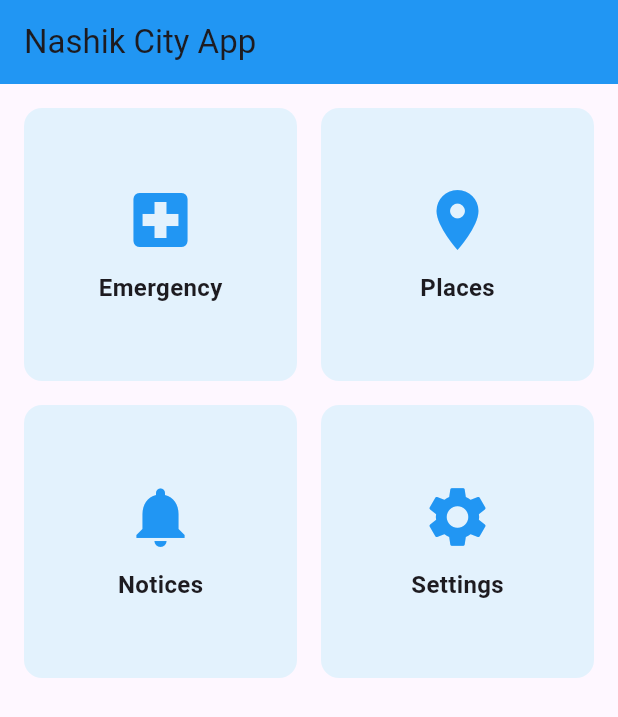
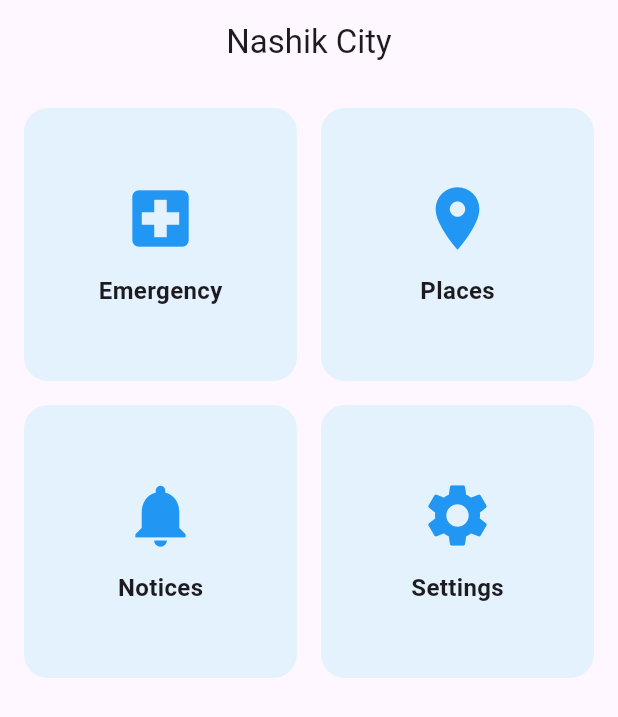
Before and after one commit to blackyy26/nashik_city_app_v2, a Flutter app: the screen it shows after launch, on a phone screen of 412 x 824 dp. Shown: the top 717 px of the screen. Run offline on Flutter 3.47's test engine with Material 3 defaults, Android fonts, the phone set to English and light mode, and no system bars; our stand-ins replace go_router; missing offline and left inert: adaptive_navigation.

Commit message:
Update home_screen.dart

```diff
--- a/lib/screens/home_screen.dart
+++ b/lib/screens/home_screen.dart
@@ -1,5 +1,4 @@
 import 'package:flutter/material.dart';
-import 'emergency_screen.dart';
 
 class HomeScreen extends StatelessWidget {
   const HomeScreen({super.key});
@@ -8,75 +7,47 @@ class HomeScreen extends StatelessWidget {
   Widget build(BuildContext context) {
     return Scaffold(
       appBar: AppBar(
-        title: const Text('Nashik City App'),
-        backgroundColor: Colors.blue,
+        title: const Text('Nashik City'),
+        centerTitle: true,
       ),
       body: GridView.count(
         padding: const EdgeInsets.all(16),
         crossAxisCount: 2,
         crossAxisSpacing: 16,
         mainAxisSpacing: 16,
-        children: [
-          HomeItem(
-            title: 'Emergency',
-            icon: Icons.local_hospital,
-            onTap: () {
-              Navigator.push(
-                context,
-                MaterialPageRoute(
-                  builder: (context) => const EmergencyScreen(),
-                ),
-              );
-            },
-          ),
-          HomeItem(
-            title: 'Places',
-            icon: Icons.place,
-            onTap: () {},
-          ),
-          HomeItem(
-            title: 'Notices',
-            icon: Icons.notifications,
-            onTap: () {},
-          ),
-          HomeItem(
-            title: 'Settings',
-            icon: Icons.settings,
-            onTap: () {},
-          ),
+        children: const [
+          CityCard(title: 'Emergency', icon: Icons.local_hospital),
+          CityCard(title: 'Places', icon: Icons.place),
+          CityCard(title: 'Notices', icon: Icons.notifications),
+          CityCard(title: 'Settings', icon: Icons.settings),
         ],
       ),
     );
   }
 }
 
-class HomeItem extends StatelessWidget {
+class CityCard extends StatelessWidget {
   final String title;
   final IconData icon;
-  final VoidCallback onTap;
 
-  const HomeItem({
+  const CityCard({
     super.key,
     required this.title,
     required this.icon,
-    required this.onTap,
   });
 
   @override
   Widget build(BuildContext context) {
-    return InkWell(
-      onTap: onTap,
-      borderRadius: BorderRadius.circular(12),
-      child: Container(
+    return Container(
       decoration: BoxDecoration(
         color: Colors.blue.shade50,
-          borderRadius: BorderRadius.circular(12),
+        borderRadius: BorderRadius.circular(16),
       ),
       child: Column(
         mainAxisAlignment: MainAxisAlignment.center,
         children: [
-            Icon(icon, size: 48, color: Colors.blue),
-            const SizedBox(height: 10),
+          Icon(icon, size: 50, color: Colors.blue),
+          const SizedBox(height: 12),
           Text(
             title,
             style: const TextStyle(
@@ -86,7 +57,6 @@ class HomeItem extends StatelessWidget {
           ),
         ],
       ),
-      ),
     );
   }
 }
```
Lines whose indentation alone changed are shown as unchanged.
